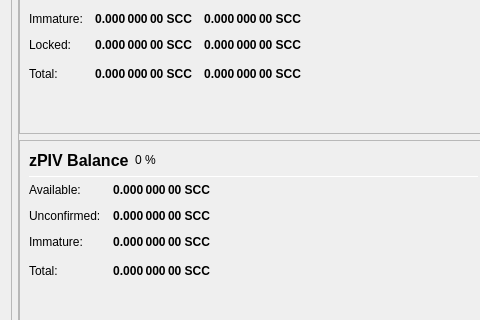
This is src/qt/forms/overviewpage.ui in stakecube/stakecubecoin-archive as Qt 5 draws it before an edit; both pictures show x 0 to 480 and y 438 to 758 of the 978 by 841 pixel window. The edited form follows.
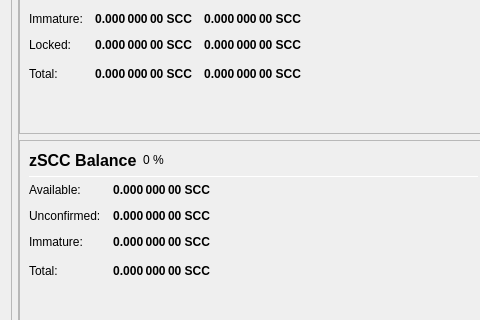
This is the edited form.

Diff of the .ui file:
```diff
--- a/src/qt/forms/overviewpage.ui
+++ b/src/qt/forms/overviewpage.ui
@@ -825,7 +825,7 @@
                           </font>
                          </property>
                          <property name="text">
-                          <string>zPIV Balance</string>
+                          <string>zSCC Balance</string>
                          </property>
                         </widget>
                        </item>
```
Left out of the diff: 22 changed lines with no effect on the pictures.
